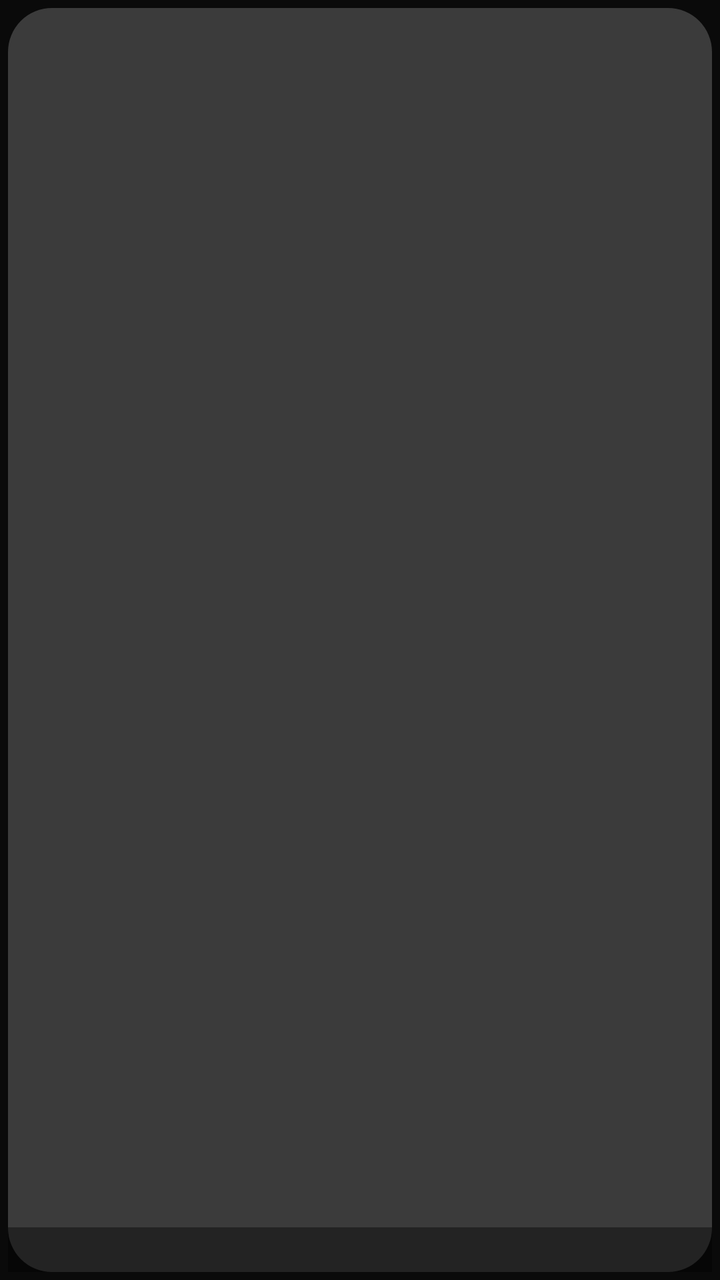
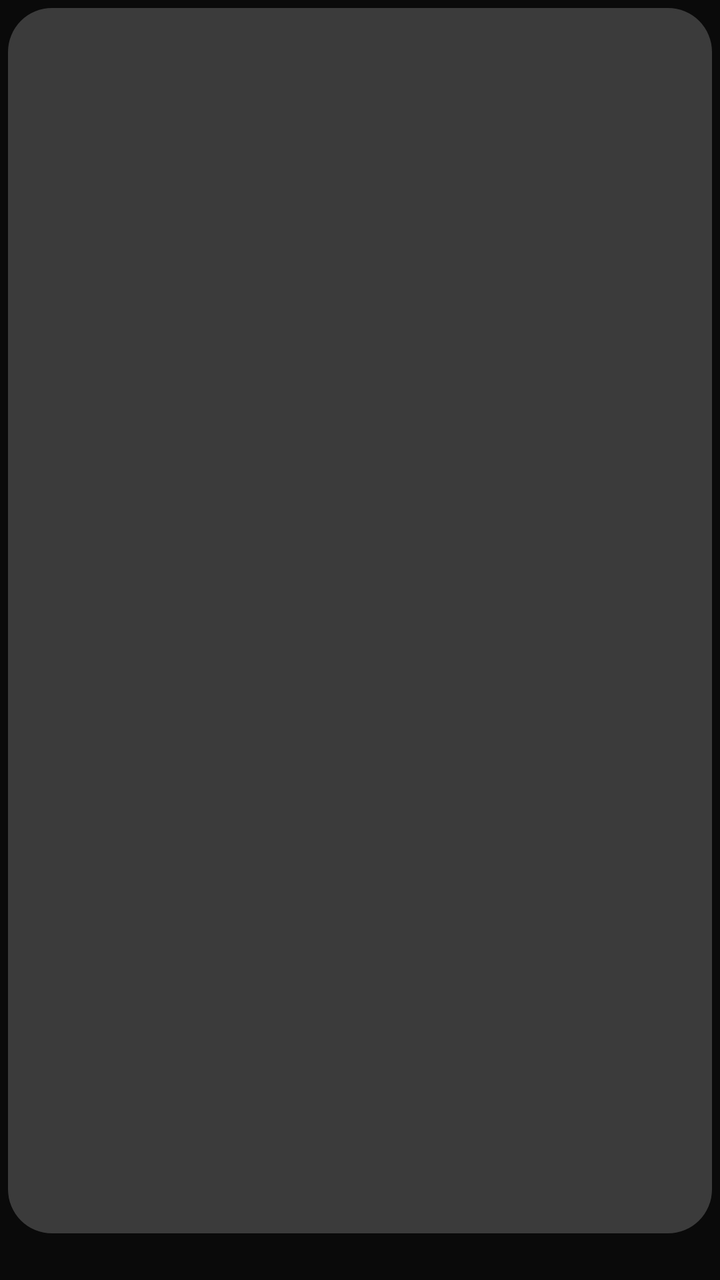

The first picture is an Android layout as it rendered before a commit; the second is the same layout after the commit. The layout source and the unified diff follow.
<!-- AndroidManifest.xml: application theme Theme.IconStudio -->
<!-- res/layout/item_tile.xml -->
<?xml version="1.0" encoding="utf-8"?>
<FrameLayout xmlns:android="http://schemas.android.com/apk/res/android"
    android:layout_width="match_parent"
    android:layout_height="match_parent"
    android:padding="4dp">

    <FrameLayout
        android:id="@+id/tile"
        android:layout_width="match_parent"
        android:layout_height="match_parent"
        android:background="@drawable/bg_tile"
        android:clickable="true"
        android:focusable="true"
        android:foreground="?attr/selectableItemBackground">

        <ImageView
            android:id="@+id/image"
            android:layout_width="match_parent"
            android:layout_height="match_parent"
            android:contentDescription="@null" />

        <TextView
            android:id="@+id/label"
            android:layout_width="match_parent"
            android:layout_height="wrap_content"
            android:layout_gravity="bottom"
            android:background="#66000000"
            android:ellipsize="end"
            android:gravity="center"
            android:maxLines="1"
            android:paddingTop="3dp"
            android:paddingBottom="3dp"
            android:textColor="#FFFFFF"
            android:textSize="12sp" />
    </FrameLayout>
</FrameLayout>
<!-- resources referenced by this layout -->
<resources>
  <!-- drawable bg_tile (drawable) -->
  <?xml version="1.0" encoding="utf-8"?>
  <shape xmlns:android="http://schemas.android.com/apk/res/android"
      android:shape="rectangle">
      <solid android:color="#33FFFFFF" />
      <corners android:radius="22dp" />
  </shape>
  <style name="Theme.IconStudio" parent="Theme.Material3.Dark.NoActionBar">
          <item name="colorPrimary">#FFFFFF</item>
          <item name="colorOnPrimary">#000000</item>
          <item name="colorPrimaryContainer">#2A2A2A</item>
          <item name="colorOnPrimaryContainer">#FFFFFF</item>
          <item name="colorSecondary">#BDBDBD</item>
          <item name="colorOnSecondary">#000000</item>
          <item name="colorSurface">@color/surface</item>
          <item name="colorOnSurface">@color/text_primary</item>
          <item name="colorSurfaceVariant">@color/surface2</item>
          <item name="colorOnSurfaceVariant">@color/text_dim</item>
          <item name="colorOutline">@color/stroke</item>
          <item name="android:colorBackground">@color/bg</item>
          <item name="android:statusBarColor">@color/bg</item>
          <item name="android:navigationBarColor">@color/bg</item>
      </style>
  <color name="surface">#161616</color>
  <color name="text_primary">#F2F2F2</color>
  <color name="surface2">#1F1F1F</color>
  <color name="text_dim">#9A9A9A</color>
  <color name="stroke">#2E2E2E</color>
  <color name="bg">#0A0A0A</color>
</resources>

<!-- the commit's change to res/layout/item_tile.xml (unified diff, before → after) -->
@@ -1,36 +1,38 @@
 <?xml version="1.0" encoding="utf-8"?>
-<FrameLayout xmlns:android="http://schemas.android.com/apk/res/android"
+<LinearLayout xmlns:android="http://schemas.android.com/apk/res/android"
     android:layout_width="match_parent"
     android:layout_height="match_parent"
+    android:orientation="vertical"
     android:padding="4dp">
 
     <FrameLayout
         android:id="@+id/tile"
         android:layout_width="match_parent"
-        android:layout_height="match_parent"
+        android:layout_height="0dp"
+        android:layout_weight="1"
         android:background="@drawable/bg_tile"
         android:clickable="true"
-        android:focusable="true"
-        android:foreground="?attr/selectableItemBackground">
+        android:focusable="true">
 
         <ImageView
             android:id="@+id/image"
             android:layout_width="match_parent"
             android:layout_height="match_parent"
             android:contentDescription="@null" />
+    </FrameLayout>
 
-        <TextView
-            android:id="@+id/label"
-            android:layout_width="match_parent"
-            android:layout_height="wrap_content"
-            android:layout_gravity="bottom"
-            android:background="#66000000"
-            android:ellipsize="end"
-            android:gravity="center"
-            android:maxLines="1"
-            android:paddingTop="3dp"
-            android:paddingBottom="3dp"
-            android:textColor="#FFFFFF"
-            android:textSize="12sp" />
-    </FrameLayout>
-</FrameLayout>
+    <TextView
+        android:id="@+id/label"
+        android:layout_width="match_parent"
+        android:layout_height="wrap_content"
+        android:layout_marginTop="3dp"
+        android:ellipsize="end"
+        android:gravity="center"
+        android:maxLines="1"
+        android:shadowColor="#CC000000"
+        android:shadowDx="0"
+        android:shadowDy="1"
+        android:shadowRadius="3"
+        android:textColor="#FFFFFF"
+        android:textSize="12sp" />
+</LinearLayout>
